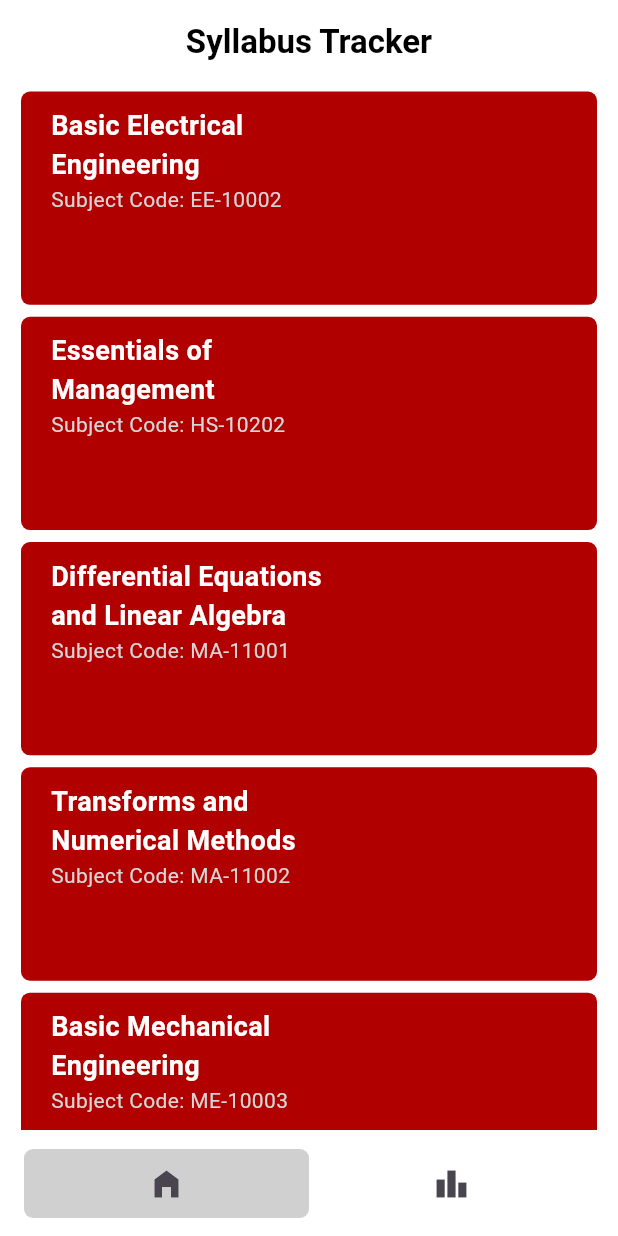
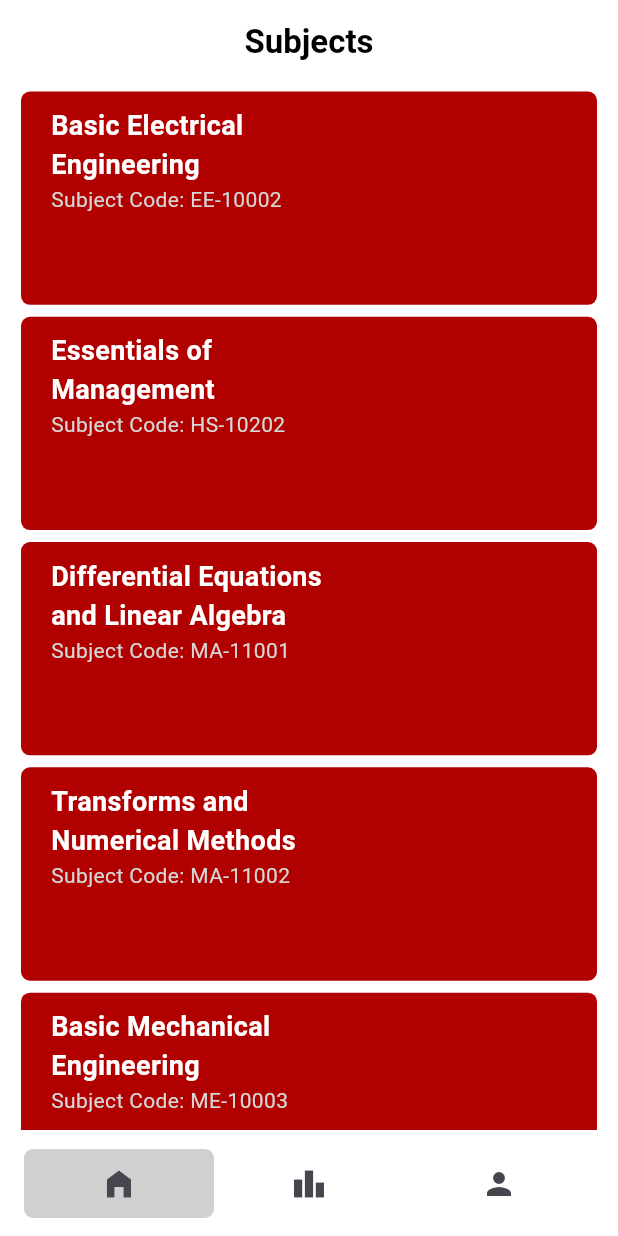
Before and after one commit to D0T-B0X/syllabus_tracker, a Flutter app: the SubjectListView screen opened by its route, on a phone screen of 412 x 824 dp. Run offline on Flutter 3.47's test engine with Material 3 defaults, Android fonts, the light colour scheme and no system bars; our stand-ins replace flutter_dotenv, supabase_flutter; accounts and stored records are empty; network calls fail.

Commit message:
added 'change username' and sign out features in a new profile page

```diff
--- a/lib/main.dart
+++ b/lib/main.dart
@@ -6,9 +6,11 @@ import 'package:syllabus_tracker/view/login_view.dart';
 import 'package:syllabus_tracker/view/signup_view.dart';
 import 'package:syllabus_tracker/view/subject_list_view.dart';
 import 'package:syllabus_tracker/view/splash_screen_view.dart';
+import 'package:syllabus_tracker/view/user_profile_view.dart';
 import 'package:syllabus_tracker/viewModel/auth_view_model.dart';
 import 'package:syllabus_tracker/viewModel/splash_screen_view_model.dart';
 import 'package:syllabus_tracker/viewModel/subject_list_view_model.dart';
+import 'package:syllabus_tracker/viewModel/user_profile_view_model.dart';
 
 Future<void> main() async {
   WidgetsFlutterBinding.ensureInitialized();
@@ -24,6 +26,7 @@ Future<void> main() async {
         ChangeNotifierProvider(create: (_) => SplashScreenViewModel()),
         ChangeNotifierProvider(create: (_) => AuthViewModel()),
         ChangeNotifierProvider(create: (_) => SubjectListViewModel()),
+        ChangeNotifierProvider(create: (_) => UserProfileViewModel()),
       ],
       child: const Myapp(),
     ),
@@ -43,6 +46,7 @@ class Myapp extends StatelessWidget {
         '/login': (context) => LoginView(),
         '/signup': (context) => const SignupView(),
         '/subjects': (context) => const SubjectListView(),
+        '/profile': (context) => UserProfileView(),
       },
     );
   }
--- /dev/null
+++ b/lib/model/user_profile_model.dart
@@ -0,0 +1,5 @@
+class UserProfileModel {
+  String username;
+
+  UserProfileModel({required this.username});
+}
--- a/lib/view/subject_list_view.dart
+++ b/lib/view/subject_list_view.dart
@@ -1,6 +1,8 @@
 import 'package:flutter/material.dart';
 import 'package:provider/provider.dart';
 import 'package:syllabus_tracker/viewModel/subject_list_view_model.dart';
+import 'package:syllabus_tracker/widgets/top_app_bar.dart';
+import 'package:syllabus_tracker/widgets/bottom_bar.dart';
 
 /// Displays the list of subjects in a grid with a custom bottom navigation bar.
 class SubjectListView extends StatelessWidget {
@@ -14,54 +16,8 @@ class SubjectListView extends StatelessWidget {
     return Scaffold(
       backgroundColor: Colors.white,
 
-      // Custom bottom navigation bar with Home and Leaderboard icons.
-      bottomNavigationBar: BottomAppBar(
-        height: 70.0,
-        color: Colors.white,
-        child: Row(
-          children: [
-            // Home button (scrolls to top)
-            Expanded(
-              child: Container(
-                decoration: BoxDecoration(
-                  color: Color(0x2f000000),
-                  borderRadius: BorderRadius.circular(6),
-                ),
-                child: IconButton(
-                  onPressed: () {
-                    // Scroll to the top of the subject list when pressed
-                    _scrollController.animateTo(
-                      0,
-                      duration: const Duration(milliseconds: 400),
-                      curve: Curves.easeOut,
-                    );
-                  },
-                  icon: Icon(Icons.home_filled),
-                ),
-              ),
-            ),
-            // Leaderboard button (currently does nothing)
-            Expanded(
-              child: IconButton(
-                onPressed: () {},
-                icon: Icon(Icons.leaderboard),
-              ),
-            ),
-          ],
-        ),
-      ),
-
       // App bar with centered title and no back button
-      appBar: AppBar(
-        automaticallyImplyLeading: false,
-        title: const Center(
-          child: Text(
-            'Syllabus Tracker',
-            style: TextStyle(color: Colors.black, fontWeight: FontWeight.bold),
-          ),
-        ),
-        backgroundColor: Colors.white,
-      ),
+      appBar: TopAppBar(pageName: "Subjects"),
 
       // Main body: List of subjects
       body: Consumer<SubjectListViewModel>(
@@ -153,6 +109,12 @@ class SubjectListView extends StatelessWidget {
           );
         },
       ),
+
+      // Custom bottom navigation bar with Home and Leaderboard icons.
+      bottomNavigationBar: BottomBar(
+        pageName: "subjects",
+        scrollController: _scrollController,
+      ),
     );
   }
 }
--- /dev/null
+++ b/lib/widgets/bottom_bar.dart
@@ -0,0 +1,103 @@
+import 'package:flutter/material.dart';
+import 'package:syllabus_tracker/view/subject_list_view.dart';
+import 'package:syllabus_tracker/view/user_profile_view.dart';
+
+class BottomBar extends StatelessWidget {
+  final String pageName;
+  final ScrollController? scrollController;
+
+  const BottomBar({super.key, required this.pageName, this.scrollController});
+
+  @override
+  Widget build(BuildContext context) {
+    return BottomAppBar(
+      height: 70,
+      color: Colors.white,
+      child: Row(
+        children: [
+          // Home button (scrolls to top)
+          Expanded(
+            child: Container(
+              decoration: BoxDecoration(
+                color: pageName == "subjects"
+                    ? Color(0x2f000000)
+                    : Colors.transparent,
+                borderRadius: BorderRadius.circular(6),
+              ),
+              child: IconButton(
+                onPressed: () {
+                  if (pageName == "subjects") {
+                    // Scroll to the top of the subject list when pressed
+                    scrollController!.animateTo(
+                      0,
+                      duration: const Duration(milliseconds: 400),
+                      curve: Curves.easeOut,
+                    );
+                  } else {
+                    Navigator.pushAndRemoveUntil(
+                      context,
+                      MaterialPageRoute(
+                        builder: (_) => const SubjectListView(),
+                      ),
+                      (route) => false,
+                    );
+                  }
+                },
+                icon: Icon(Icons.home_filled),
+              ),
+            ),
+          ),
+
+          // Leader board button
+          Expanded(
+            child: Container(
+              decoration: BoxDecoration(
+                color: pageName == "leaderboard"
+                    ? Color(0x2f000000)
+                    : Colors.transparent,
+                borderRadius: BorderRadius.circular(6),
+              ),
+              child: IconButton(
+                onPressed: () {
+                  if (pageName == "leaderboard") {
+                    // Scroll to the top of the subject list when pressed
+                    scrollController!.animateTo(
+                      0,
+                      duration: const Duration(milliseconds: 400),
+                      curve: Curves.easeOut,
+                    );
+                  }
+                },
+                icon: Icon(Icons.leaderboard),
+              ),
+            ),
+          ),
+
+          // User Profile button
+          Expanded(
+            child: Container(
+              decoration: BoxDecoration(
+                color: pageName == "profile"
+                    ? Color(0x2f000000)
+                    : Colors.transparent,
+                borderRadius: BorderRadius.circular(6),
+              ),
+              child: IconButton(
+                onPressed: () {
+                  if (pageName != "profile") {
+                    Navigator.pushAndRemoveUntil(
+                      context,
+                      MaterialPageRoute(builder: (_) => UserProfileView()),
+                      (route) => false,
+                    );
+                  }
+                },
+                icon: Icon(Icons.person),
+              ),
+            ),
+          ),
+        ],
+      ),
+    );
+  }
+}
--- /dev/null
+++ b/lib/widgets/top_app_bar.dart
@@ -0,0 +1,24 @@
+import 'package:flutter/material.dart';
+
+class TopAppBar extends StatelessWidget implements PreferredSizeWidget {
+  final String pageName;
+
+  const TopAppBar({super.key, required this.pageName});
+
+  @override
+  Widget build(BuildContext context) {
+    return AppBar(
+      automaticallyImplyLeading: false,
+      backgroundColor: Colors.white,
+      title: Center(
+        child: Text(
+          pageName,
+          style: TextStyle(color: Colors.black, fontWeight: FontWeight.bold),
+        ),
+      ),
+    );
+  }
+
+  @override
+  Size get preferredSize => const Size.fromHeight(kToolbarHeight);
+}
```
Also changed, not shown: lib/view/login_view.dart (+10 -5 lines), lib/view/user_profile_view.dart (added, +155 -0 lines), lib/viewModel/auth_view_model.dart (+8 -1 lines), lib/viewModel/user_profile_view_model.dart (added, +71 -0 lines), lib/widgets/change_username_popup.dart (added, +41 -0 lines).
